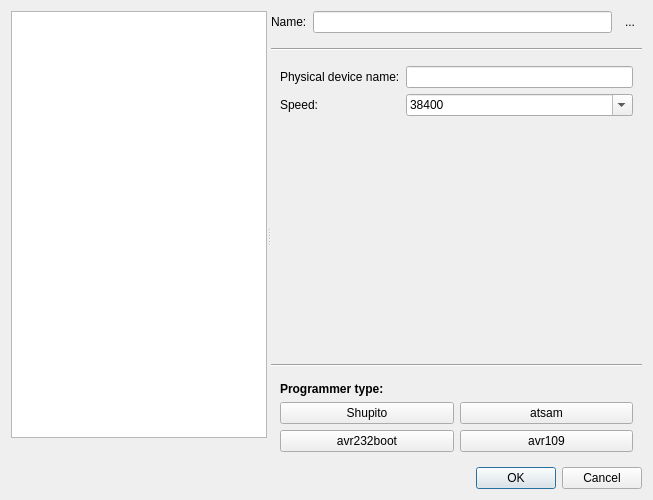
The window that src/ui/chooseconnectiondlg.ui (Tasssadar/Lorris) describes before a commit, drawn with Qt 5.
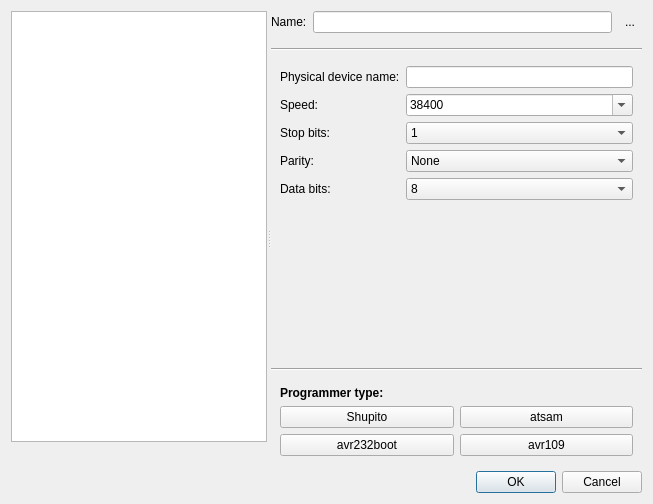
The same window after the commit. The open tabs and pages were chosen to show the change. Icons and pictures are not drawn.

Commit message: [865] Add parity, stop bits and data bits settings to SerialPort

The edit to the form file:
```diff
--- a/src/ui/chooseconnectiondlg.ui
+++ b/src/ui/chooseconnectiondlg.ui
@@ -10,7 +10,7 @@
     <x>0</x>
     <y>0</y>
     <width>653</width>
-    <height>500</height>
+    <height>504</height>
    </rect>
   </property>
   <property name="windowTitle">
@@ -329,6 +329,92 @@
                </item>
               </widget>
              </item>
+             <item row="2" column="0">
+              <widget class="QLabel" name="label_20">
+               <property name="text">
+                <string>Stop bits:</string>
+               </property>
+              </widget>
+             </item>
+             <item row="2" column="1">
+              <widget class="QComboBox" name="spStopBits">
+               <item>
+                <property name="text">
+                 <string>1</string>
+                </property>
+               </item>
+               <item>
+                <property name="text">
+                 <string>1.5</string>
+                </property>
+               </item>
+               <item>
+                <property name="text">
+                 <string>2</string>
+                </property>
+               </item>
+              </widget>
+             </item>
+             <item row="3" column="0">
+              <widget class="QLabel" name="label_21">
+               <property name="text">
+                <string>Parity:</string>
+               </property>
+              </widget>
+             </item>
+             <item row="3" column="1">
+              <widget class="QComboBox" name="spParity">
+               <item>
+                <property name="text">
+                 <string>None</string>
+                </property>
+               </item>
+               <item>
+                <property name="text">
+                 <string>Odd</string>
+                </property>
+               </item>
+               <item>
+                <property name="text">
+                 <string>Even</string>
+                </property>
+               </item>
+              </widget>
+             </item>
+             <item row="4" column="0">
+              <widget class="QLabel" name="label_22">
+               <property name="text">
+                <string>Data bits:</string>
+               </property>
+              </widget>
+             </item>
+             <item row="4" column="1">
+              <widget class="QComboBox" name="spDataBits">
+               <property name="currentIndex">
+                <number>3</number>
+               </property>
+               <item>
+                <property name="text">
+                 <string>5</string>
+                </property>
+               </item>
+               <item>
+                <property name="text">
+                 <string>6</string>
+                </property>
+               </item>
+               <item>
+                <property name="text">
+                 <string>7</string>
+                </property>
+               </item>
+               <item>
+                <property name="text">
+                 <string>8</string>
+                </property>
+               </item>
+              </widget>
+             </item>
             </layout>
            </item>
            <item>
```
Left out of the diff: 2 changed lines with no effect on the pictures. The commit also changes 7 other files.
